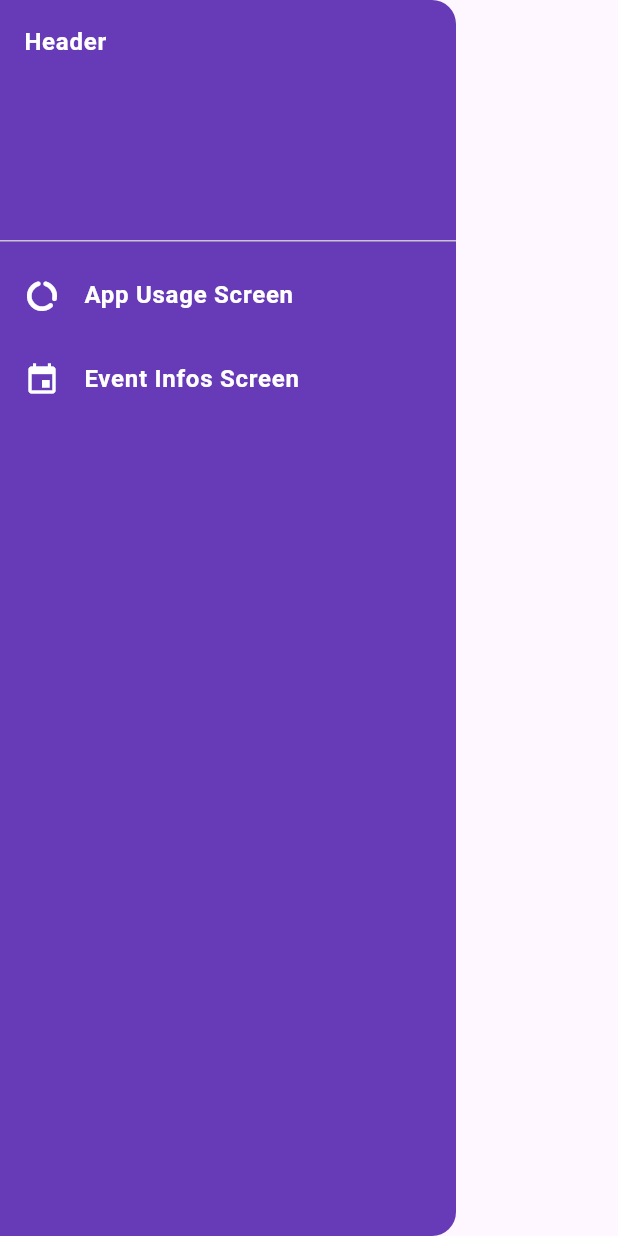
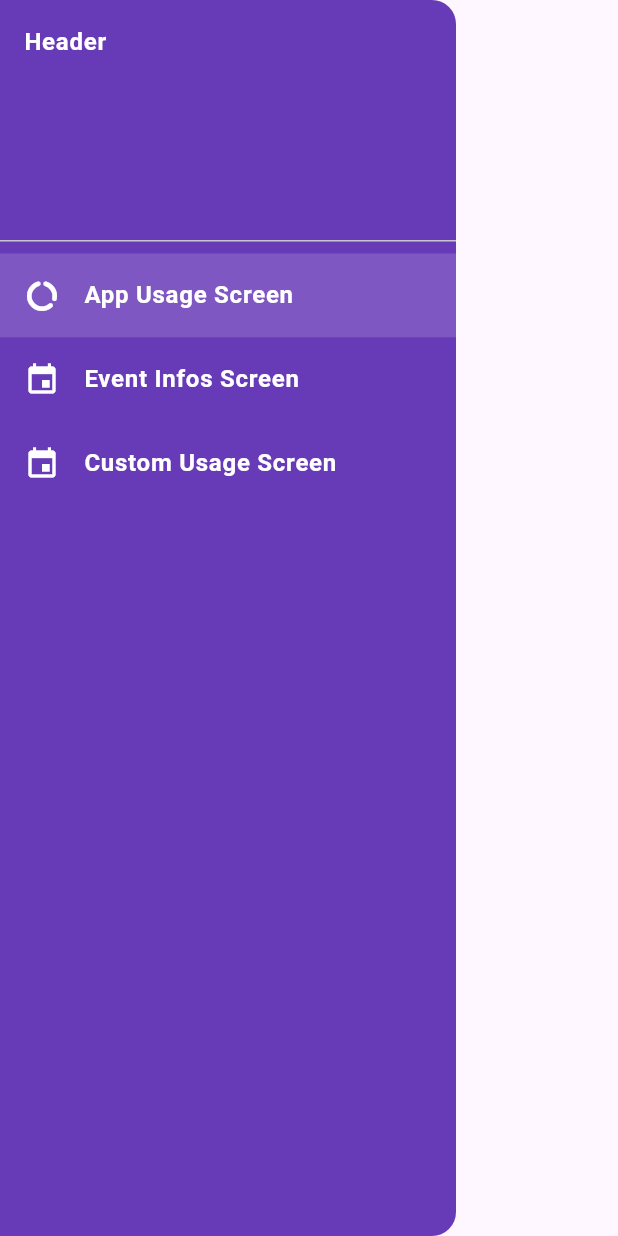
Before and after one commit to haroldraj/aware_me, a Flutter app: the CustomDrawer widget shown alone on an empty page, opened directly, on a phone screen of 412 x 824 dp. Run offline on Flutter 3.47's test engine with Material 3 defaults, Android fonts, the phone set to English and light mode, and no system bars; our stand-ins replace logger, shared_preferences; missing offline and left inert: app_usage, usage_stats; accounts and stored records are empty.

Commit message:
create new screen for custom usage

```diff
--- a/mobile/lib/screens/widgets/custom_drawer.dart
+++ b/mobile/lib/screens/widgets/custom_drawer.dart
@@ -1,4 +1,5 @@
 import 'package:aware_me/screens/app_usage_screen.dart';
+import 'package:aware_me/screens/custom_usage_screen.dart';
 import 'package:aware_me/screens/event_infos_screen.dart';
 import 'package:flutter/material.dart';
 
@@ -12,7 +13,9 @@ class CustomDrawer extends StatefulWidget {
 
 class _CustomDrawerState extends State<CustomDrawer> {
   // ignore: constant_identifier_names
-  static const String APPUSAGE = "App Usage";
+  static const String APP_USAGE = "App Usage";
+  static const String CUSTOM_USAGE = "Custom Usage";
+  static const String EVENT_INFO = "Event Info";
 
   @override
   void initState() {
@@ -43,7 +46,10 @@ class _CustomDrawerState extends State<CustomDrawer> {
                 fontWeight: FontWeight.bold,
               ),
             ),
-            enabled: widget.screenName != APPUSAGE,
+            enabled: !(widget.screenName == APP_USAGE),
+            tileColor: widget.screenName == APP_USAGE
+                ? Colors.deepPurple[400]
+                : Colors.deepPurple,
             onTap: () {
               Navigator.of(context).pushReplacement(
                 MaterialPageRoute(builder: (context) => AppUsageScreen()),
@@ -59,10 +65,32 @@ class _CustomDrawerState extends State<CustomDrawer> {
                 fontWeight: FontWeight.bold,
               ),
             ),
-            enabled: widget.screenName == APPUSAGE,
+            enabled: !(widget.screenName == EVENT_INFO),
+            tileColor: widget.screenName == EVENT_INFO
+                ? Colors.deepPurple[400]
+                : Colors.deepPurple,
             onTap: () {
               Navigator.of(context).pushReplacement(
                 MaterialPageRoute(builder: (context) => EventInfosScreen()),
+              );
+            },
+          ),
+          ListTile(
+            leading: Icon(Icons.event, color: Colors.white),
+            title: Text(
+              "Custom Usage Screen",
+              style: TextStyle(
+                color: Colors.white,
+                fontWeight: FontWeight.bold,
+              ),
+            ),
+            enabled: !(widget.screenName == CUSTOM_USAGE),
+            tileColor: widget.screenName == CUSTOM_USAGE
+                ? Colors.deepPurple[400]
+                : Colors.deepPurple,
+            onTap: () {
+              Navigator.of(context).pushReplacement(
+                MaterialPageRoute(builder: (context) => CustomUsageScreen()),
               );
             },
           ),
```
Also changed, not shown: mobile/lib/screens/app_usage_usga_stats.dart (deleted, +0 -23 lines), mobile/lib/screens/custom_usage_screen.dart (added, +205 -0 lines).
